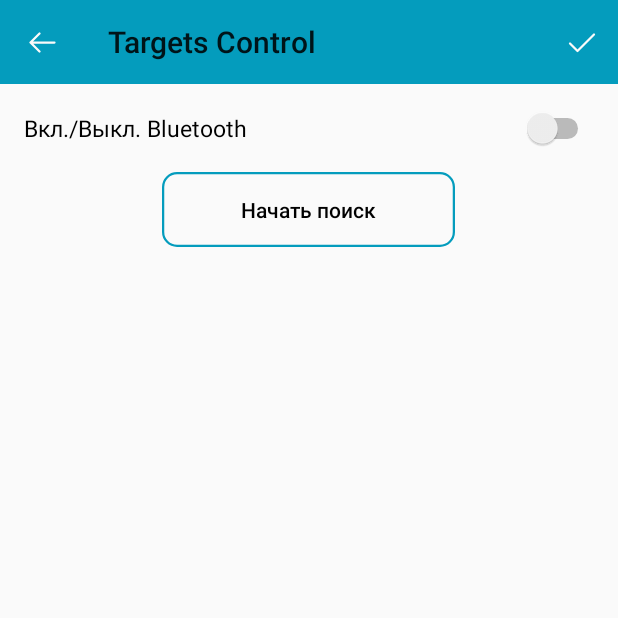
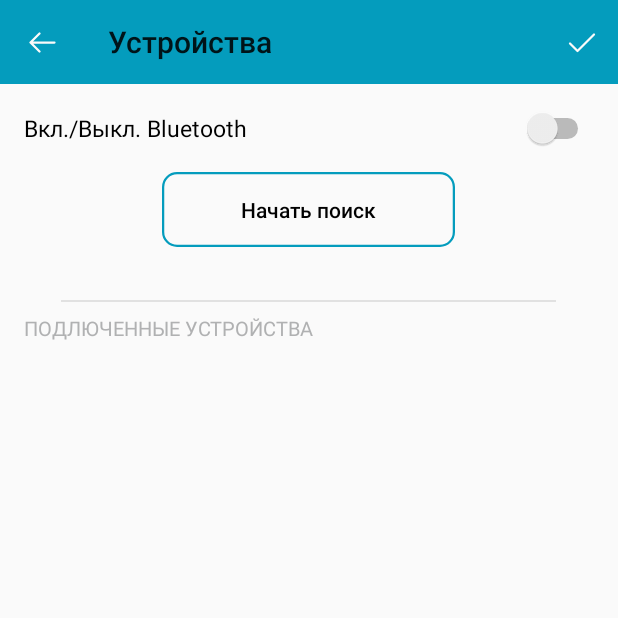
Before and after one commit to evgen4m/TargetsAppFinal, an Android app: the screen it shows after launch (BtConnectActivity), in the options menu, after a tap on "Устройства", on a phone screen of 412 x 824 dp, the top half of it. Run offline under Robolectric (Android 15) with nearby library versions, the phone set to English and light mode, and no system bars.

Commit message:
Добавил информацию о питах устройств в BtConnectActivity.kt

```diff
--- a/app/src/main/java/com/esoft/targetappfinal/activity/BtConnectActivity.kt
+++ b/app/src/main/java/com/esoft/targetappfinal/activity/BtConnectActivity.kt
@@ -43,7 +43,7 @@ class BtConnectActivity : AppCompatActivity(), CompoundButton.OnCheckedChangeLis
         toolbar.setNavigationOnClickListener {
             onBackPressed()
         }
-        toolbar.title = "Подключение"
+        supportActionBar!!.title = getString(R.string.devices)
 
         val filter = IntentFilter()
         filter.addAction(BluetoothAdapter.ACTION_DISCOVERY_STARTED)
@@ -78,11 +78,6 @@ class BtConnectActivity : AppCompatActivity(), CompoundButton.OnCheckedChangeLis
         }
     }
 
-    private fun showConnectToArd() {
-        frame_noConnect.visibility = View.GONE
-        frame_getDevices.visibility = View.VISIBLE
-    }
-
     override fun onCheckedChanged(buttonView: CompoundButton?, isChecked: Boolean) {
         if(buttonView!! == switch_enable_bt) {
             enableBt(isChecked)
@@ -110,6 +105,7 @@ class BtConnectActivity : AppCompatActivity(), CompoundButton.OnCheckedChangeLis
                 BluetoothAdapter.ACTION_DISCOVERY_STARTED -> {
                     btn_enable_search.setText(R.string.stop_search)
                     pb_progress.visibility = View.VISIBLE
+                    device_info.text = getString(R.string.search_devices)
                     setListAdapter(BT_SEARCH)
                 }
                 BluetoothAdapter.ACTION_DISCOVERY_FINISHED -> {
@@ -183,6 +179,15 @@ class BtConnectActivity : AppCompatActivity(), CompoundButton.OnCheckedChangeLis
     private fun showMessage() {
         frame_noConnect.visibility = View.VISIBLE
         frame_getDevices.visibility = View.GONE
+        gray_line.visibility = View.GONE
+        device_info.visibility = View.GONE
+    }
+
+    private fun showConnectToArd() {
+        frame_noConnect.visibility = View.GONE
+        frame_getDevices.visibility = View.VISIBLE
+        gray_line.visibility = View.VISIBLE
+        device_info.visibility = View.VISIBLE
     }
 
     override fun onCreateOptionsMenu(menu: Menu?): Boolean {
--- a/app/src/main/java/com/esoft/targetappfinal/activity/MainActivity.kt
+++ b/app/src/main/java/com/esoft/targetappfinal/activity/MainActivity.kt
@@ -48,6 +48,7 @@ class MainActivity : AppCompatActivity() {
         setContentView(R.layout.activity_main)
         init()
         setSupportActionBar(toolbar)
+        supportActionBar!!.title = getString(R.string.control)
         onClick()
 
         pbProg = ProgressDialog(this)
--- a/app/src/main/java/com/esoft/targetappfinal/activity/TargetsSettingsActivity.kt
+++ b/app/src/main/java/com/esoft/targetappfinal/activity/TargetsSettingsActivity.kt
@@ -26,7 +26,7 @@ class TargetsSettingsActivity : AppCompatActivity() {
         toolbar.setNavigationOnClickListener {
             onBackPressed()
         }
-        toolbar.title = "Параметры"
+        supportActionBar!!.title = getString(R.string.parametrs)
 
         btn_complite.setOnClickListener {
             savePref( settings =
--- /dev/null
+++ b/app/src/main/res/drawable/ic_gray_line.xml
@@ -0,0 +1,11 @@
+<vector xmlns:android="http://schemas.android.com/apk/res/android"
+    android:width="330dp"
+    android:height="1dp"
+    android:viewportWidth="330"
+    android:viewportHeight="1">
+  <path
+      android:strokeWidth="1"
+      android:pathData="M0,0.5L330,0.5"
+      android:fillColor="#00000000"
+      android:strokeColor="#E1E1E1"/>
+</vector>
--- a/app/src/main/res/layout/activity_bt_connect.xml
+++ b/app/src/main/res/layout/activity_bt_connect.xml
@@ -14,8 +14,6 @@
         android:layout_gravity="top"
         app:layout_constraintTop_toTopOf="parent">
     </androidx.appcompat.widget.Toolbar>
-
-
 
     <LinearLayout
         android:id="@+id/frame_options"
@@ -87,15 +85,32 @@
                 android:layout_height="wrap_content"
                 android:layout_marginTop="8dp"
                 android:indeterminate="true"
-                android:visibility="gone">
+                android:visibility="gone"/>
 
-            </ProgressBar>
+            <ImageView
+                android:id="@+id/gray_line"
+                android:layout_width="wrap_content"
+                android:layout_height="wrap_content"
+                android:layout_marginTop="35dp"
+                android:layout_gravity="center"
+                android:src="@drawable/ic_gray_line"/>
+
+            <TextView
+                android:id="@+id/device_info"
+                android:layout_width="wrap_content"
+                android:layout_height="wrap_content"
+                android:layout_marginTop="8dp"
+                android:layout_gravity="start"
+                android:textSize="13sp"
+                android:textAllCaps="true"
+                android:textColor="@color/gray_text"
+                android:text="@string/bounded_devices"/>
 
             <ListView
                 android:id="@+id/tv_bt_device"
                 android:layout_width="match_parent"
                 android:layout_height="match_parent"
-                android:layout_marginTop="8dp">
+                android:layout_marginTop="15dp">
 
             </ListView>
 
--- a/app/src/main/res/layout/activity_targets_settings.xml
+++ b/app/src/main/res/layout/activity_targets_settings.xml
@@ -479,11 +479,13 @@
                 android:layout_width="wrap_content"
                 android:layout_height="wrap_content"
                 android:layout_marginTop="20dp"
+                android:layout_marginBottom="20dp"
                 android:background="@drawable/ic_btn_complite"
                 android:clickable="true"
                 android:focusable="true"
                 android:textAllCaps="false"
                 android:textStyle="normal"
+                app:layout_constraintBottom_toBottomOf="parent"
                 app:layout_constraintEnd_toEndOf="parent"
                 app:layout_constraintStart_toStartOf="parent"
                 app:layout_constraintTop_toBottomOf="@+id/btn_set_default" />
--- a/app/src/main/res/values/colors.xml
+++ b/app/src/main/res/values/colors.xml
@@ -13,4 +13,6 @@
     <color name="themeStyle">#FAFAFA</color>
 
     <color name="textBackground">#E1F1F4</color>
+
+    <color name="gray_text">#B0B1B2</color>
 </resources>
--- a/app/src/main/res/values/strings.xml
+++ b/app/src/main/res/values/strings.xml
@@ -14,4 +14,11 @@
     <string name="targer_4">Мишень 4</string>
     <string name="targer_5">Мишень 5</string>
     <string name="device_not_connected">Устройство не подключено!</string>
+
+    <string name="bounded_devices">Подлюченные устройства</string>
+    <string name="search_devices">Поиск новых устройств</string>
+
+    <string name="devices">Устройства</string>
+    <string name="parametrs">Параметры</string>
+    <string name="control">Управление</string>
 </resources>
```
